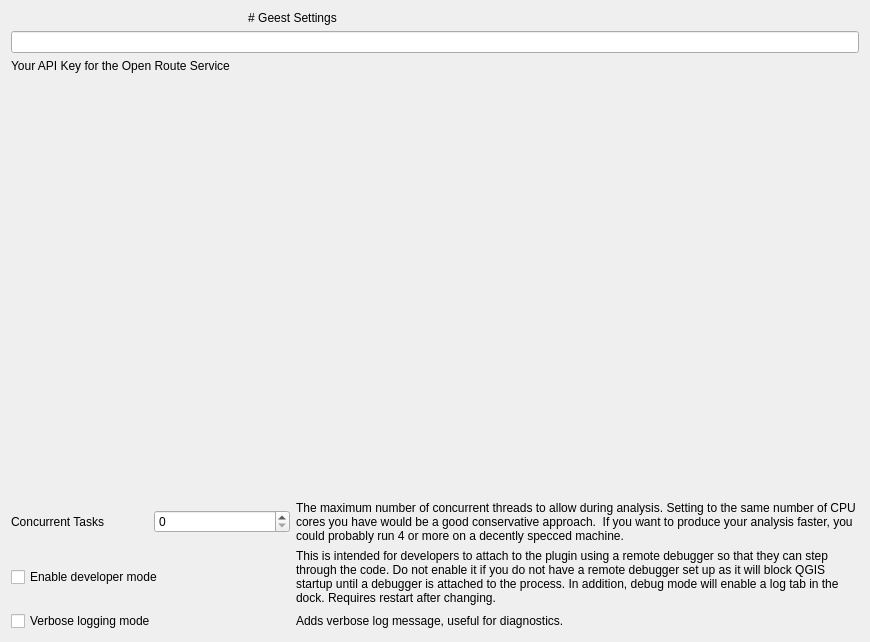
First picture: the form in geest/ui/geest_settings_base.ui, repository worldbank/GEEST, before the edit.
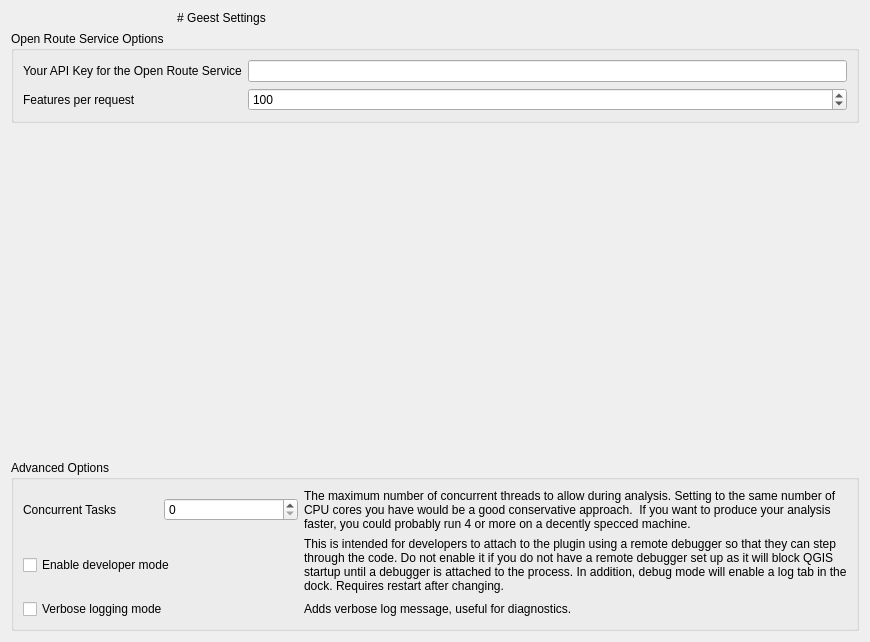
Second picture: the form after the edit.

Commit message:
Reduce the number of ORS API calls
Defaults to 100 features per request now and makes it user configurable in settings.

Fixes #732

What changed in the file:
```diff
--- a/geest/ui/geest_settings_base.ui
+++ b/geest/ui/geest_settings_base.ui
@@ -13,22 +13,60 @@
   <property name="windowTitle">
    <string>Geest Settings</string>
   </property>
-  <layout class="QGridLayout" name="gridLayout">
-   <item row="2" column="0" colspan="2">
+  <layout class="QGridLayout" name="gridLayout_3">
+   <item row="0" column="0">
+    <widget class="QLabel" name="label">
+     <property name="text">
+      <string># Geest Settings</string>
+     </property>
+     <property name="textFormat">
+      <enum>Qt::MarkdownText</enum>
+     </property>
+     <property name="alignment">
+      <set>Qt::AlignCenter</set>
+     </property>
+    </widget>
+   </item>
+   <item row="1" column="0" colspan="2">
+    <widget class="QGroupBox" name="groupBox_2">
+     <property name="title">
+      <string>Open Route Service Options</string>
+     </property>
+     <layout class="QGridLayout" name="gridLayout_2">
+      <item row="0" column="0">
     <widget class="QLabel" name="label_3">
      <property name="text">
       <string>Your API Key for the Open Route Service</string>
      </property>
     </widget>
    </item>
-   <item row="6" column="0">
-    <widget class="QCheckBox" name="verbose_mode_checkbox">
+      <item row="0" column="1">
+       <widget class="QLineEdit" name="ors_key_line_edit"/>
+      </item>
+      <item row="1" column="0">
+       <widget class="QLabel" name="label_4">
      <property name="text">
-      <string>Verbose logging mode</string>
+         <string>Features per request</string>
      </property>
     </widget>
    </item>
-   <item row="3" column="2">
+      <item row="1" column="1">
+       <widget class="QSpinBox" name="ors_request_size">
+        <property name="maximum">
+         <number>10000</number>
+        </property>
+        <property name="singleStep">
+         <number>10</number>
+        </property>
+        <property name="value">
+         <number>100</number>
+        </property>
+       </widget>
+      </item>
+     </layout>
+    </widget>
+   </item>
+   <item row="2" column="1">
     <spacer name="verticalSpacer">
      <property name="orientation">
       <enum>Qt::Vertical</enum>
@@ -41,17 +79,13 @@
      </property>
     </spacer>
    </item>
-   <item row="5" column="0">
-    <widget class="QCheckBox" name="debug_mode_checkbox">
-     <property name="text">
-      <string>Enable developer mode</string>
+   <item row="3" column="0" colspan="2">
+    <widget class="QGroupBox" name="groupBox">
+     <property name="title">
+      <string>Advanced Options</string>
      </property>
-    </widget>
-   </item>
-   <item row="1" column="0" colspan="3">
-    <widget class="QLineEdit" name="ors_key_line_edit"/>
-   </item>
-   <item row="4" column="0">
+     <layout class="QGridLayout" name="gridLayout">
+      <item row="0" column="0">
     <layout class="QHBoxLayout" name="horizontalLayout">
      <item>
       <widget class="QLabel" name="label_thread_pool_size">
@@ -65,7 +99,7 @@
      </item>
     </layout>
    </item>
-   <item row="4" column="1" colspan="2">
+      <item row="0" column="1">
     <widget class="QLabel" name="thread_pool_description">
      <property name="text">
       <string>The maximum number of concurrent threads to allow during analysis. Setting to the same number of CPU cores you have would be a good conservative approach.  If you want to produce your analysis faster, you could probably run 4 or more on a decently specced machine.</string>
@@ -78,7 +112,14 @@
      </property>
     </widget>
    </item>
-   <item row="5" column="1" colspan="2">
+      <item row="1" column="0">
+       <widget class="QCheckBox" name="debug_mode_checkbox">
+        <property name="text">
+         <string>Enable developer mode</string>
+        </property>
+       </widget>
+      </item>
+      <item row="1" column="1">
     <widget class="QLabel" name="debug_mode_description">
      <property name="text">
       <string>This is intended for developers to attach to the plugin using a remote debugger so that they can step through the code. Do not enable it if you do not have a remote debugger set up as it will block QGIS startup until a debugger is attached to the process. In addition, debug mode will enable a log tab in the dock. Requires restart after changing.</string>
@@ -91,20 +132,14 @@
      </property>
     </widget>
    </item>
-   <item row="0" column="0" colspan="2">
-    <widget class="QLabel" name="label">
+      <item row="2" column="0">
+       <widget class="QCheckBox" name="verbose_mode_checkbox">
      <property name="text">
-      <string># Geest Settings</string>
-     </property>
-     <property name="textFormat">
-      <enum>Qt::MarkdownText</enum>
-     </property>
-     <property name="alignment">
-      <set>Qt::AlignCenter</set>
+         <string>Verbose logging mode</string>
      </property>
     </widget>
    </item>
-   <item row="6" column="1" colspan="2">
+      <item row="2" column="1">
     <widget class="QLabel" name="verbose_mode_description">
      <property name="text">
       <string>Adds verbose log message, useful for diagnostics.</string>
@@ -115,6 +150,9 @@
      <property name="margin">
       <number>0</number>
      </property>
+       </widget>
+      </item>
+     </layout>
     </widget>
    </item>
   </layout>
```
Lines whose indentation alone changed are shown as unchanged. The commit also changes 2 other files.
